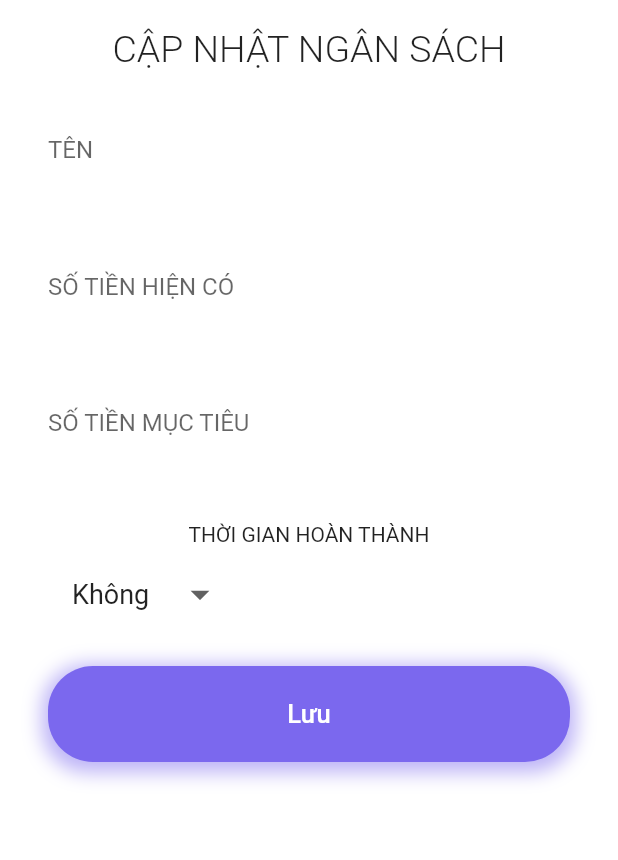
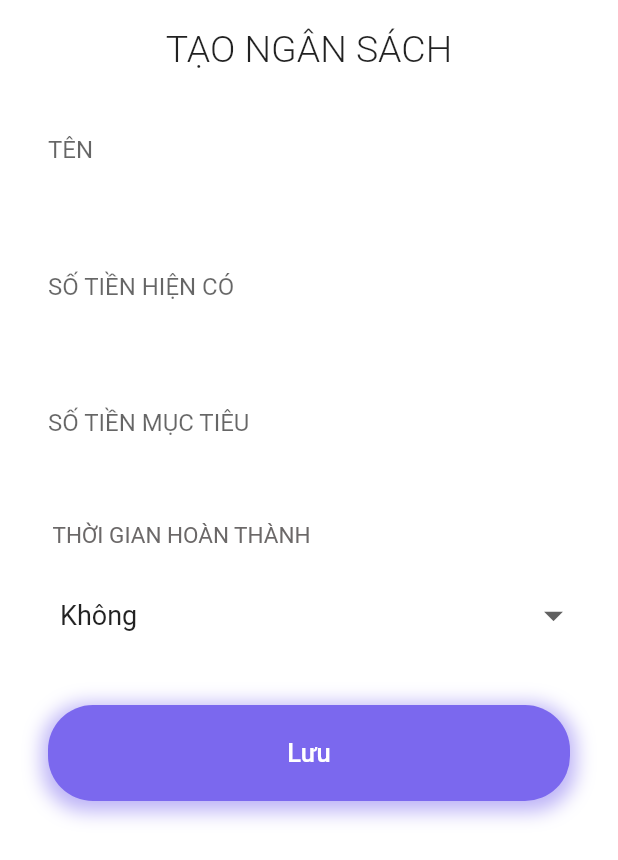
Before and after one commit to NoHuyen1820/qlct, a Flutter app: the BudgetModalBottomSheet widget shown alone on an empty page, opened directly, on a phone screen of 412 x 824 dp. Shown: the top 860 px of the screen. Run offline on Flutter 3.47's test engine with Material 2 defaults, Android fonts, the light colour scheme and no system bars; our stand-ins replace adaptive_dialog, animated_bottom_navigation_bar, awesome_notifications, decimal, firebase_auth, firebase_core and 9 more; missing offline and left inert: big_decimal; accounts and stored records are empty; generated files the repository leaves out were written again; network calls fail; Roboto replaces fonts that are missing (Rubik-Bold).

Commit message:
update message , edit UI new budget

```diff
--- a/lib/l10n/app_vi.arb
+++ b/lib/l10n/app_vi.arb
@@ -33,7 +33,7 @@
   "note": "Ghi chú",
   "makeRecurring": "Chọn định kỳ",
   "save": "Lưu",
-  "editBudget":"CẬP NHẬT NGÂN SÁCH",
+  "editBudget":"TẠO NGÂN SÁCH",
   "name": "TÊN",
   "validNameBudget": "Vui lòng nhập tên ngân sách!",
   "validNote": "Dữ liệu nhập nhỏ hơn hoặc bằng 30 ký tự",
--- a/lib/notifications.dart
+++ b/lib/notifications.dart
@@ -49,7 +49,7 @@ Future<void> createReminderNotificationByDay(int id, String name, NotificationDa
         id: id,
         channelKey: 'scheduled_channel',
         title: '${Emojis.time_alarm_clock} Money Management',
-        body: 'Bạn có chi tiêu $name hàng ngày hôm nay',
+        body: 'Bạn có chi tiêu $name định kì hôm nay',
         notificationLayout: NotificationLayout.Default,
       ),
       actionButtons: [
--- a/lib/screens/budget/budget_list.dart
+++ b/lib/screens/budget/budget_list.dart
@@ -567,11 +567,17 @@ String? _complete ="-1";
                           fieldName: 'SỐ TIỀN MỤC TIÊU',
                           controller: amountTargetBudgetController,
                           colorFieldName:QLCTColors.mainPurpleColor,),
-                        SizedBox(height: 20,),
-                        const Text("THỜI GIAN HOÀN THÀNH",
-                        style: TextStyle(
-
-                        ),),
+                        const SizedBox(height: 20,),
+                        Container(
+                          margin: const EdgeInsets.only(right:170.0),
+                          child: const Text("THỜI GIAN HOÀN THÀNH",
+                            style: TextStyle(color: grey,
+                            fontSize: 15,
+                            fontStyle: FontStyle.normal,
+                            ),
+                          ),
+                        ),
+                        const SizedBox(height: 20,),
                         SizedBox(
                           child: Row(
                             children: [
@@ -579,8 +585,7 @@ String? _complete ="-1";
                                 child: ButtonTheme(
                                   buttonColor: Colors.black,
                                   alignedDropdown:true,
-                                  child: Padding(
-                                    padding: const EdgeInsets.all(8.0),
+                                  child: Expanded(
                                     child: Container(
                                       decoration:BoxDecoration(
                                           color: Colors.white,
@@ -616,6 +621,7 @@ String? _complete ="-1";
                             ],
                           ),
                         ),
+                        const SizedBox(height: 20,),
                         buttonCustom(AppLocalizations.of(context)!.save, QLCTColors.mainPurpleColor),
                       ],
                     )),
--- a/lib/screens/profile/profile_screen.dart
+++ b/lib/screens/profile/profile_screen.dart
@@ -262,7 +262,7 @@ class _ProfileScreenState extends State<ProfileScreen> {
                           )),
                       const Spacer(),
                       Container(
-                        margin: const EdgeInsets.only(left: 10.0),
+                        margin: const EdgeInsets.only(left: 8.0),
                         child: const FaIcon(FontAwesome.angle_right,
                             color: Colors.black38),
                       ),
--- a/lib/screens/profile/schedule_list.dart
+++ b/lib/screens/profile/schedule_list.dart
@@ -72,9 +72,8 @@ class _ScheduleListScreenState extends State<ScheduleListScreen> {
                         child: Card(
                           elevation: 5,
                           child: ListTile(
-                            title: Text(fetchedSchedules[index].name +'\n'+
-                                fetchedSchedules[index].body),
-                            // subtitle: Text(fetchedSchedules[index].periodic),
+                            title: Text(fetchedSchedules[index].name),
+                            subtitle: Text(fetchedSchedules[index].body),
                             trailing: IconButton(
                               onPressed: () => showDialog<String>(
                                   context: context,
```
Also changed, not shown: lib/screens/overview/overview_screen.dart (+79 -13 lines).
